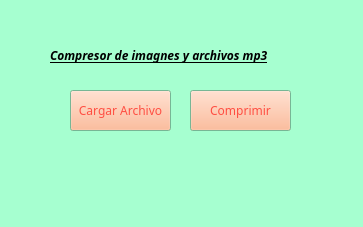
Old version of the form InterfazCompresor.ui in the repository Ballesd/Compreso-de-imagenes.
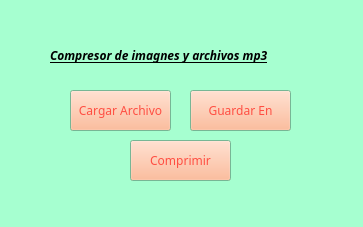
New version of the form.

Commit message: Compresor de imagenes jpg,jpeg y png, funcional falta enrutar el encarpetado para el guardado de los archvios comprimidos

```diff
--- a/InterfazCompresor.ui
+++ b/InterfazCompresor.ui
@@ -617,8 +617,8 @@
   <widget class="QPushButton" name="Comprimir">
    <property name="geometry">
     <rect>
-     <x>190</x>
-     <y>90</y>
+     <x>130</x>
+     <y>140</y>
      <width>101</width>
      <height>41</height>
     </rect>
@@ -893,6 +893,258 @@
     <string>Compresor de imagnes y archivos mp3</string>
    </property>
   </widget>
+  <widget class="QPushButton" name="Guardar">
+   <property name="geometry">
+    <rect>
+     <x>190</x>
+     <y>90</y>
+     <width>101</width>
+     <height>41</height>
+    </rect>
+   </property>
+   <property name="palette">
+    <palette>
+     <active>
+      <colorrole role="WindowText">
+       <brush brushstyle="SolidPattern">
+        <color alpha="255">
+         <red>85</red>
+         <green>170</green>
+         <blue>127</blue>
+        </color>
+       </brush>
+      </colorrole>
+      <colorrole role="Button">
+       <brush brushstyle="SolidPattern">
+        <color alpha="255">
+         <red>255</red>
+         <green>170</green>
+         <blue>127</blue>
+        </color>
+       </brush>
+      </colorrole>
+      <colorrole role="Midlight">
+       <brush brushstyle="SolidPattern">
+        <color alpha="255">
+         <red>85</red>
+         <green>255</green>
+         <blue>255</blue>
+        </color>
+       </brush>
+      </colorrole>
+      <colorrole role="Dark">
+       <brush brushstyle="SolidPattern">
+        <color alpha="255">
+         <red>85</red>
+         <green>255</green>
+         <blue>255</blue>
+        </color>
+       </brush>
+      </colorrole>
+      <colorrole role="Mid">
+       <brush brushstyle="SolidPattern">
+        <color alpha="255">
+         <red>255</red>
+         <green>255</green>
+         <blue>127</blue>
+        </color>
+       </brush>
+      </colorrole>
+      <colorrole role="Text">
+       <brush brushstyle="SolidPattern">
+        <color alpha="255">
+         <red>255</red>
+         <green>255</green>
+         <blue>0</blue>
+        </color>
+       </brush>
+      </colorrole>
+      <colorrole role="ButtonText">
+       <brush brushstyle="SolidPattern">
+        <color alpha="255">
+         <red>255</red>
+         <green>78</green>
+         <blue>66</blue>
+        </color>
+       </brush>
+      </colorrole>
+      <colorrole role="Shadow">
+       <brush brushstyle="SolidPattern">
+        <color alpha="255">
+         <red>170</red>
+         <green>134</green>
+         <blue>127</blue>
+        </color>
+       </brush>
+      </colorrole>
+     </active>
+     <inactive>
+      <colorrole role="WindowText">
+       <brush brushstyle="SolidPattern">
+        <color alpha="255">
+         <red>85</red>
+         <green>170</green>
+         <blue>127</blue>
+        </color>
+       </brush>
+      </colorrole>
+      <colorrole role="Button">
+       <brush brushstyle="SolidPattern">
+        <color alpha="255">
+         <red>255</red>
+         <green>170</green>
+         <blue>127</blue>
+        </color>
+       </brush>
+      </colorrole>
+      <colorrole role="Midlight">
+       <brush brushstyle="SolidPattern">
+        <color alpha="255">
+         <red>85</red>
+         <green>255</green>
+         <blue>255</blue>
+        </color>
+       </brush>
+      </colorrole>
+      <colorrole role="Dark">
+       <brush brushstyle="SolidPattern">
+        <color alpha="255">
+         <red>85</red>
+         <green>255</green>
+         <blue>255</blue>
+        </color>
+       </brush>
+      </colorrole>
+      <colorrole role="Mid">
+       <brush brushstyle="SolidPattern">
+        <color alpha="255">
+         <red>255</red>
+         <green>255</green>
+         <blue>127</blue>
+        </color>
+       </brush>
+      </colorrole>
+      <colorrole role="Text">
+       <brush brushstyle="SolidPattern">
+        <color alpha="255">
+         <red>255</red>
+         <green>255</green>
+         <blue>0</blue>
+        </color>
+       </brush>
+      </colorrole>
+      <colorrole role="ButtonText">
+       <brush brushstyle="SolidPattern">
+        <color alpha="255">
+         <red>255</red>
+         <green>78</green>
+         <blue>66</blue>
+        </color>
+       </brush>
+      </colorrole>
+      <colorrole role="Shadow">
+       <brush brushstyle="SolidPattern">
+        <color alpha="255">
+         <red>170</red>
+         <green>134</green>
+         <blue>127</blue>
+        </color>
+       </brush>
+      </colorrole>
+     </inactive>
+     <disabled>
+      <colorrole role="WindowText">
+       <brush brushstyle="SolidPattern">
+        <color alpha="255">
+         <red>85</red>
+         <green>255</green>
+         <blue>255</blue>
+        </color>
+       </brush>
+      </colorrole>
+      <colorrole role="Button">
+       <brush brushstyle="SolidPattern">
+        <color alpha="255">
+         <red>255</red>
+         <green>170</green>
+         <blue>127</blue>
+        </color>
+       </brush>
+      </colorrole>
+      <colorrole role="Midlight">
+       <brush brushstyle="SolidPattern">
+        <color alpha="255">
+         <red>85</red>
+         <green>255</green>
+         <blue>255</blue>
+        </color>
+       </brush>
+      </colorrole>
+      <colorrole role="Dark">
+       <brush brushstyle="SolidPattern">
+        <color alpha="255">
+         <red>85</red>
+         <green>255</green>
+         <blue>255</blue>
+        </color>
+       </brush>
+      </colorrole>
+      <colorrole role="Mid">
+       <brush brushstyle="SolidPattern">
+        <color alpha="255">
+         <red>255</red>
+         <green>255</green>
+         <blue>127</blue>
+        </color>
+       </brush>
+      </colorrole>
+      <colorrole role="Text">
+       <brush brushstyle="SolidPattern">
+        <color alpha="255">
+         <red>85</red>
+         <green>255</green>
+         <blue>255</blue>
+        </color>
+       </brush>
+      </colorrole>
+      <colorrole role="ButtonText">
+       <brush brushstyle="SolidPattern">
+        <color alpha="255">
+         <red>85</red>
+         <green>255</green>
+         <blue>255</blue>
+        </color>
+       </brush>
+      </colorrole>
+      <colorrole role="Shadow">
+       <brush brushstyle="SolidPattern">
+        <color alpha="255">
+         <red>170</red>
+         <green>134</green>
+         <blue>127</blue>
+        </color>
+       </brush>
+      </colorrole>
+     </disabled>
+    </palette>
+   </property>
+   <property name="font">
+    <font>
+     <family>Segoe Script</family>
+     <pointsize>9</pointsize>
+     <stylestrategy>PreferDefault</stylestrategy>
+    </font>
+   </property>
+   <property name="cursor">
+    <cursorShape>ArrowCursor</cursorShape>
+   </property>
+   <property name="contextMenuPolicy">
+    <enum>Qt::ActionsContextMenu</enum>
+   </property>
+   <property name="text">
+    <string>Guardar En</string>
+   </property>
+  </widget>
  </widget>
  <resources>
   <include location="../../../2022/Sistemas operativos/CHmaquina/ChMaquinaMateria/Imagenes/.qrc"/>
```
The commit also changes 10 other files.
